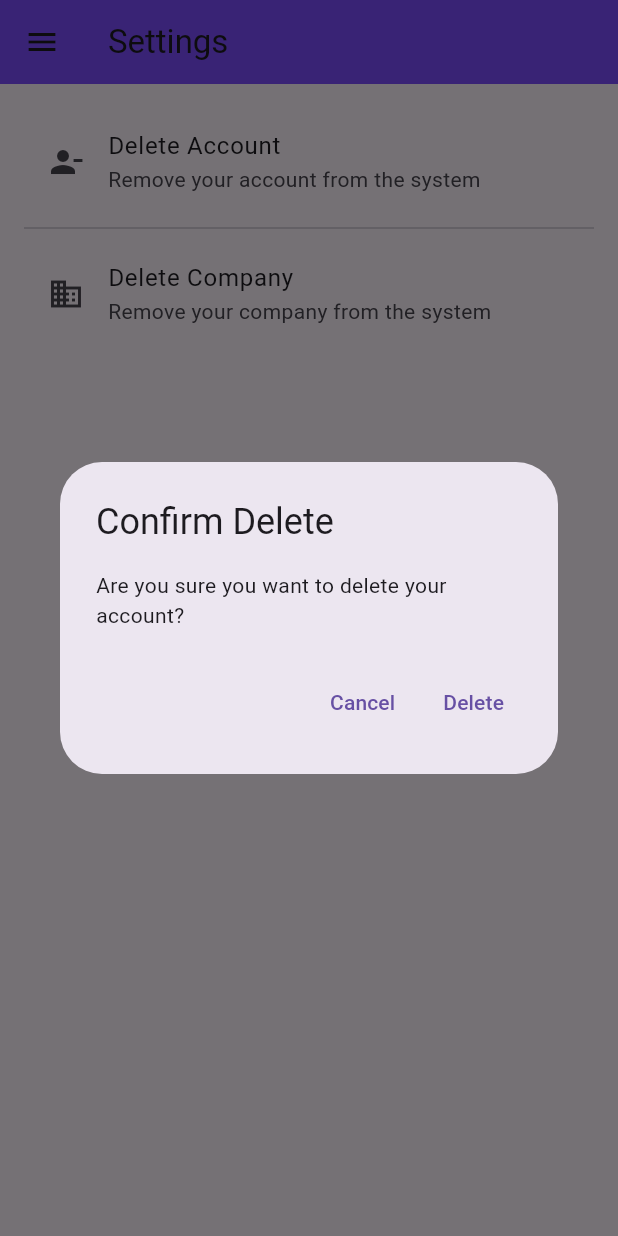
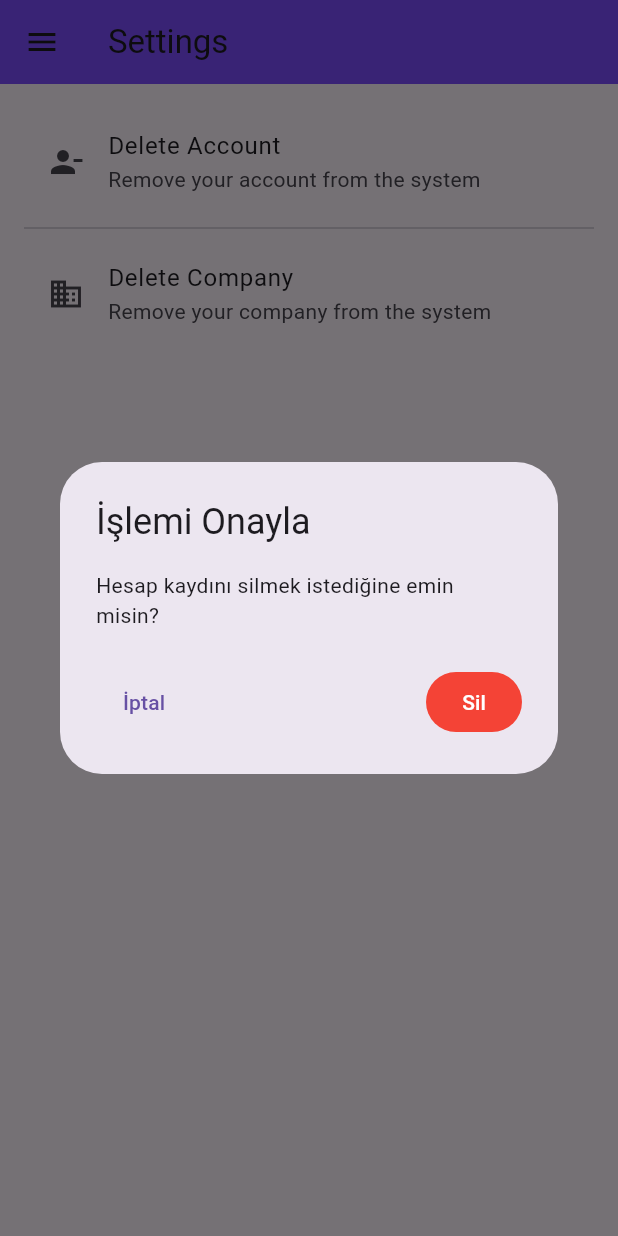
Before and after one commit to omerbsagir/flutter-sanalpos, a Flutter app: the SettingsScreen screen opened by its route, after a tap on "Delete Account", on a phone screen of 412 x 824 dp. Run offline on Flutter 3.47's test engine with Material 3 defaults, Android fonts, the phone set to English and light mode, and no system bars; our stand-ins replace flutter_secure_storage, intl_phone_field, vibration; missing offline and left inert: flutter_nfc_kit; accounts and stored records are empty; network calls fail.

Commit message:
Delete Pop-up güncellendi

```diff
--- a/lib/views/activation_view/activation_screen.dart
+++ b/lib/views/activation_view/activation_screen.dart
@@ -1,3 +1,6 @@
+import 'dart:io';
+
+import 'package:flutter/cupertino.dart';
 import 'package:flutter/material.dart';
 import 'package:flutterprojects/data/remote/response/api_response.dart';
 import 'package:provider/provider.dart';
@@ -33,20 +36,45 @@ class _ActivationScreenState extends State<ActivationScreen> {
     final bool? shouldDelete = await showDialog<bool>(
       context: context,
       builder: (BuildContext context) {
-        return AlertDialog(
-          title: Text('Confirm Delete'),
-          content: Text('Are you sure you want to delete this activation?'),
+        if (Platform.isIOS) {
+          // Use CupertinoAlertDialog for iOS
+          return CupertinoAlertDialog(
+            title: Text('İşlemi Onayla'),
+            content: Text('Çalışan kaydını silmek istediğine emin misin?'),
             actions: <Widget>[
-            TextButton(
-              child: Text('Cancel'),
+              CupertinoDialogAction(
+                child: Text('İptal'),
                 onPressed: () => Navigator.of(context).pop(false),
               ),
-            TextButton(
-              child: Text('Delete'),
+              CupertinoDialogAction(
+                isDestructiveAction: true,
+                child: Text('Sil'),
                 onPressed: () => Navigator.of(context).pop(true),
               ),
             ],
           );
+        } else {
+          // Use AlertDialog for Android
+          return AlertDialog(
+            title: Text('İşlemi Onayla'),
+            content: Text('Çalışan kaydını silmek istediğine emin misin?'),
+            actionsAlignment: MainAxisAlignment.spaceBetween,
+            actions: <Widget>[
+              TextButton(
+                child: Text('İptal'),
+                onPressed: () => Navigator.of(context).pop(false),
+              ),
+              TextButton(
+                child: Text('Sil'),
+                style: TextButton.styleFrom(
+                  foregroundColor: Colors.white,
+                  backgroundColor: Colors.red,
+                ),
+                onPressed: () => Navigator.of(context).pop(true),
+              ),
+            ],
+          );
+        }
       },
     );
 
@@ -56,6 +84,8 @@ class _ActivationScreenState extends State<ActivationScreen> {
       await _loadActiveStatus(); // Reload data after deletion
     }
   }
+
+
 
   @override
   Widget build(BuildContext context) {
--- a/lib/views/mycompany_view/mycompany_screen.dart
+++ b/lib/views/mycompany_view/mycompany_screen.dart
@@ -27,6 +27,7 @@ class _MyCompanyScreenState extends State<MyCompanyScreen> {
   final WalletViewModel walletViewModel = WalletViewModel();
 
   List<dynamic> lastUsersForAdmin = [];
+  int listLenght=0;
   int lastUsersForAdminsLenght = 0;
   bool isFirstLoad = true;
 
@@ -56,6 +57,7 @@ class _MyCompanyScreenState extends State<MyCompanyScreen> {
 
     await companyAndActivationViewModel.getUsersAdmin();
 
+    listLenght = companyAndActivationViewModel.usersForAdmin.length;
 
   }
 
--- a/lib/views/settings_view/settings_screen.dart
+++ b/lib/views/settings_view/settings_screen.dart
@@ -1,3 +1,6 @@
+import 'dart:io';
+
+import 'package:flutter/cupertino.dart';
 import 'package:flutter/material.dart';
 import 'package:flutterprojects/repositories/user_repository.dart';
 import 'package:flutterprojects/viewmodels/user_viewmodel.dart';
@@ -27,35 +30,60 @@ class _SettingsScreenState extends State<SettingsScreen> {
   }
   Future<void> _confirmDeleteCompany() async {
     final companyAndActivationViewModel = Provider.of<CompanyAndActivationViewModel>(context, listen: false);
-     final walletViewModel = Provider.of<WalletViewModel>(context,listen: false);
-     final userViewModel = Provider.of<UserViewModel>(context,listen: false);
+    final walletViewModel = Provider.of<WalletViewModel>(context, listen: false);
+    final userViewModel = Provider.of<UserViewModel>(context, listen: false);
 
     final bool? shouldDelete = await showDialog<bool>(
       context: context,
       builder: (BuildContext context) {
-         return AlertDialog(
-           title: Text('Confirm Delete'),
-           content: Text('Are you sure you want to delete your company?'),
+        if (Platform.isIOS) {
+          // Use CupertinoAlertDialog for iOS
+          return CupertinoAlertDialog(
+            title: Text('İşlemi Onayla'),
+            content: Text('Şirket kaydını silmek istediğine emin misin?'),
             actions: <Widget>[
-             TextButton(
-               child: Text('Cancel'),
+              CupertinoDialogAction(
+                child: Text('İptal'),
                 onPressed: () => Navigator.of(context).pop(false),
               ),
-             TextButton(
-               child: Text('Delete'),
+              CupertinoDialogAction(
+                isDestructiveAction: true,
+                child: Text('Sil'),
                 onPressed: () => Navigator.of(context).pop(true),
               ),
             ],
           );
+        } else {
+          // Use AlertDialog for Android
+          return AlertDialog(
+            title: Text('İşlemi Onayla'),
+            content: Text('Şirket kaydını silmek istediğine emin misin?'),
+            actionsAlignment: MainAxisAlignment.spaceBetween,
+            actions: <Widget>[
+              TextButton(
+                child: Text('İptal'),
+                onPressed: () => Navigator.of(context).pop(false),
+              ),
+              TextButton(
+                child: Text('Sil'),
+                style: TextButton.styleFrom(
+                  foregroundColor: Colors.white,
+                  backgroundColor: Colors.red,
+                ),
+                onPressed: () => Navigator.of(context).pop(true),
+              ),
+            ],
+          );
+        }
       },
     );
 
     if (shouldDelete == true) {
       List<dynamic> usersForAdmin = [];
-       try{
+      try {
         await companyAndActivationViewModel.getUsersAdmin();
         usersForAdmin = companyAndActivationViewModel.usersForAdmin;
-       }catch(e){
+      } catch (e) {
         print(e);
       }
       try {
@@ -66,31 +94,55 @@ class _SettingsScreenState extends State<SettingsScreen> {
       } catch (e) {
         CustomSnackbar.show(context, 'Failed to delete company: $e', Colors.red);
       }
-
     }
   }
   Future<void> _confirmDeleteUser() async {
     final companyAndActivationViewModel = Provider.of<CompanyAndActivationViewModel>(context, listen: false);
-    final walletViewModel = Provider.of<WalletViewModel>(context,listen: false);
-    final userViewModel = Provider.of<UserViewModel>(context,listen: false);
+    final walletViewModel = Provider.of<WalletViewModel>(context, listen: false);
+    final userViewModel = Provider.of<UserViewModel>(context, listen: false);
 
     final bool? shouldDelete = await showDialog<bool>(
       context: context,
       builder: (BuildContext context) {
-        return AlertDialog(
-          title: Text('Confirm Delete'),
-          content: Text('Are you sure you want to delete your account?'),
+        if (Platform.isIOS) {
+          // Use CupertinoAlertDialog for iOS
+          return CupertinoAlertDialog(
+            title: Text('İşlemi Onayla'),
+            content: Text('Hesap kaydını silmek istediğine emin misin?'),
             actions: <Widget>[
-            TextButton(
-              child: Text('Cancel'),
+              CupertinoDialogAction(
+                child: Text('İptal'),
                 onPressed: () => Navigator.of(context).pop(false),
               ),
-            TextButton(
-              child: Text('Delete'),
+              CupertinoDialogAction(
+                isDestructiveAction: true,
+                child: Text('Sil'),
                 onPressed: () => Navigator.of(context).pop(true),
               ),
             ],
           );
+        } else {
+          // Use AlertDialog for Android
+          return AlertDialog(
+            title: Text('İşlemi Onayla'),
+            content: Text('Hesap kaydını silmek istediğine emin misin?'),
+            actionsAlignment: MainAxisAlignment.spaceBetween,
+            actions: <Widget>[
+              TextButton(
+                child: Text('İptal'),
+                onPressed: () => Navigator.of(context).pop(false),
+              ),
+              TextButton(
+                child: Text('Sil'),
+                style: TextButton.styleFrom(
+                  foregroundColor: Colors.white,
+                  backgroundColor: Colors.red,
+                ),
+                onPressed: () => Navigator.of(context).pop(true),
+              ),
+            ],
+          );
+        }
       },
     );
 
@@ -101,10 +153,10 @@ class _SettingsScreenState extends State<SettingsScreen> {
           String email = userViewModel.userDetails[0];
 
           List<dynamic> usersForAdmin = [];
-          try{
+          try {
             await companyAndActivationViewModel.getUsersAdmin();
             usersForAdmin = companyAndActivationViewModel.usersForAdmin;
-          }catch(e){
+          } catch (e) {
             print(e);
           }
 
@@ -116,12 +168,10 @@ class _SettingsScreenState extends State<SettingsScreen> {
           CustomSnackbar.show(context, 'Account deleted successfully.', Colors.green);
           _logoutAfterDelete();
           Navigator.pushNamedAndRemoveUntil(context, '/', (route) => false);
-
         }
       } catch (e) {
         CustomSnackbar.show(context, 'Failed to delete account: $e', Colors.red);
       }
-
     }
   }
 
```
Lines whose indentation alone changed are shown as unchanged.
